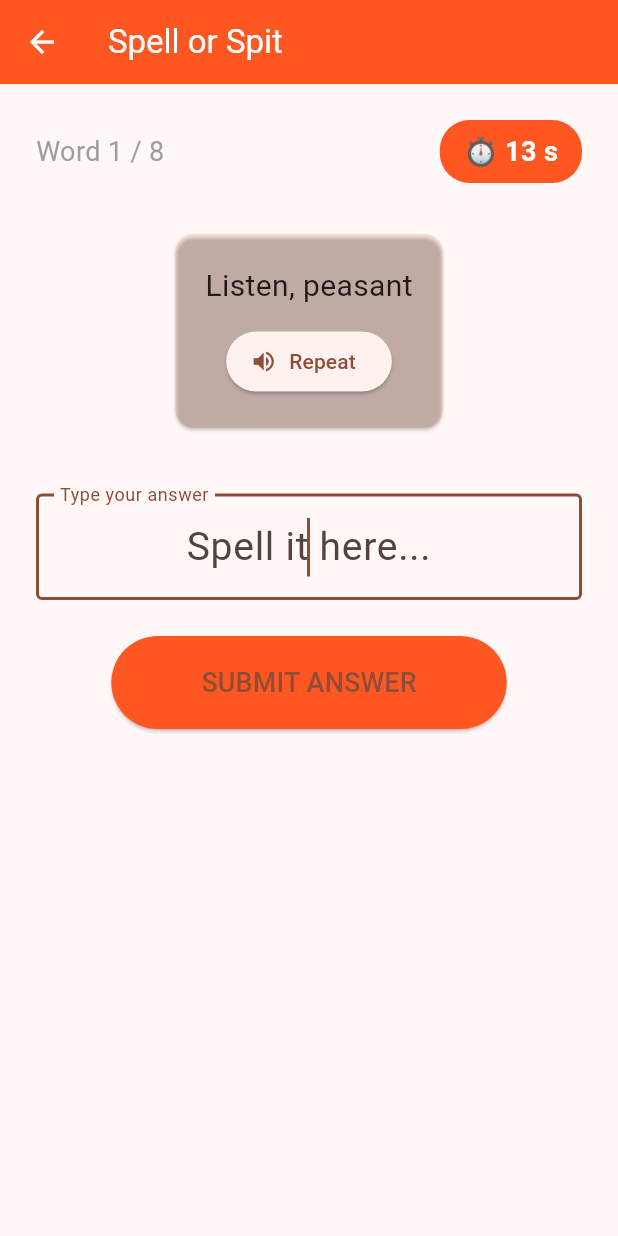
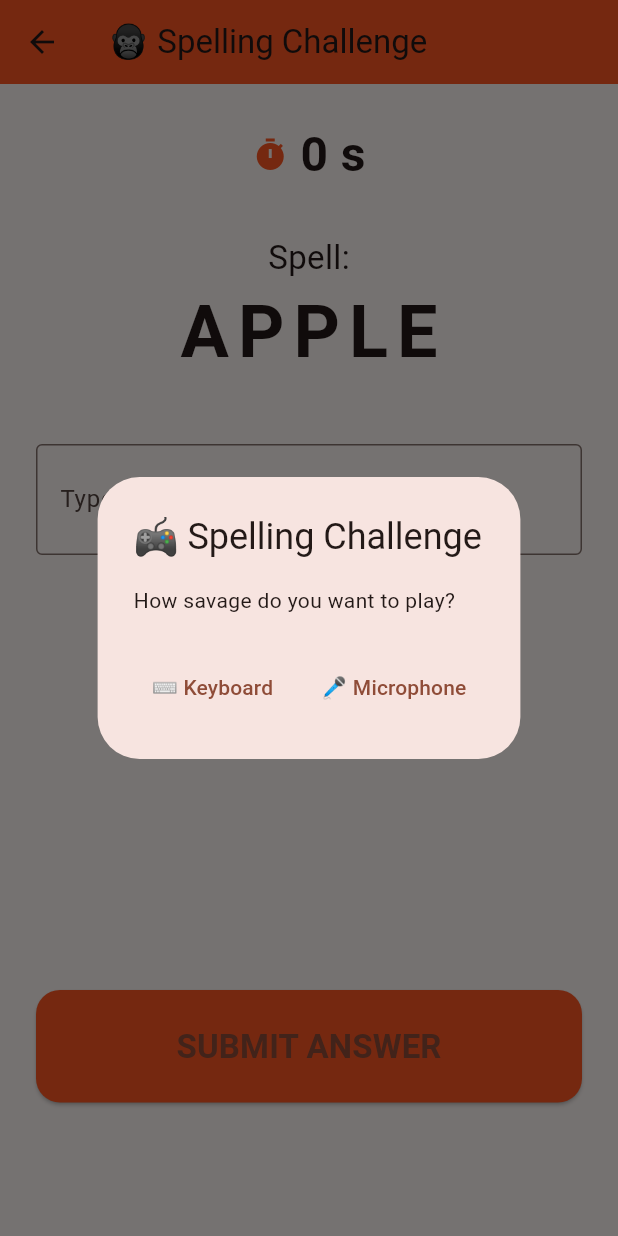
Before and after one commit to Guillaume-Perrochaud/wordsavage, a Flutter app: the screen it shows after launch, after a tap on "START ROASTING", on a phone screen of 412 x 824 dp. Run offline on Flutter 3.47's test engine with Material 3 defaults, Android fonts, the phone set to English and light mode, and no system bars; our stand-ins replace flutter_tts, permission_handler, speech_to_text.

Commit message:
Spell Screen with keyboard or microphone

```diff
--- a/lib/screens/spelling_screen.dart
+++ b/lib/screens/spelling_screen.dart
@@ -1,6 +1,10 @@
 import 'package:flutter/material.dart';
 import 'package:flutter_tts/flutter_tts.dart';
+import 'package:speech_to_text/speech_to_text.dart' as stt;
+import 'package:permission_handler/permission_handler.dart';
 import 'dart:async';
+
+enum InputMode { keyboard, microphone }
 
 class SpellingScreen extends StatefulWidget {
   const SpellingScreen({super.key});
@@ -11,76 +15,116 @@ class SpellingScreen extends StatefulWidget {
 
 class _SpellingScreenState extends State<SpellingScreen> {
   FlutterTts? _flutterTts;
+  final stt.SpeechToText _speech = stt.SpeechToText();
   final TextEditingController _textController = TextEditingController();
   final FocusNode _focusNode = FocusNode();
 
   final List<String> _wordList = [
     "apple", "banana", "elephant", "rhythm", "xylophone",
-    "pneumonia", "supercalifragilisticexpialidocious", "onomatopoeia"
+    "pneumonia", "onomatopoeia", "quizzical", "floccinaucinihilipilification"
   ];
 
   int _currentIndex = 0;
   String _feedback = "";
   bool _isSpeaking = false;
+  bool _isListening = false;
   Timer? _timer;
   int _timeLeft = 0;
+  InputMode _mode = InputMode.keyboard;
+  Timer? _micRestartTimer;
 
   @override
   void initState() {
     super.initState();
-    _initializeAndStart();
+    WidgetsBinding.instance.addPostFrameCallback((_) => _showModeSelection());
   }
 
-  Future<void> _initializeAndStart() async {
-    await _initTts();
-    if (!mounted) return;
+  void _showModeSelection() {
+    showDialog(
+      context: context,
+      barrierDismissible: false,
+      builder: (context) => AlertDialog(
+        title: const Text("🎮 Spelling Challenge"),
+        content: const Text("How savage do you want to play?"),
+        actions: [
+          TextButton(
+            onPressed: () {
+              setState(() => _mode = InputMode.keyboard);
+              Navigator.pop(context);
+              _showInstructions();
+            },
+            child: const Text("⌨️ Keyboard"),
+          ),
+          TextButton(
+            onPressed: () {
+              setState(() => _mode = InputMode.microphone);
+              Navigator.pop(context);
+              _showInstructions();
+            },
+            child: const Text("🎤 Microphone"),
+          ),
+        ],
+      ),
+    );
+  }
+
+  void _showInstructions() {
+    showDialog(
+      context: context,
+      builder: (context) => AlertDialog(
+        title: const Text("How to Play"),
+        content: Text(_mode == InputMode.keyboard
+            ? "Type the word **exactly** as you hear it.\nNo autocorrect allowed!"
+            : "Speak **each letter** clearly one by one.\nExample: A ... P ... P ... L ... E"),
+        actions: [
+          TextButton(
+            onPressed: () {
+              Navigator.pop(context);
               _startNewWord();
+            },
+            child: const Text("READY TO GET ROASTED! 🔥"),
+          )
+        ],
+      ),
+    );
   }
 
   Future<void> _initTts() async {
     _flutterTts = FlutterTts();
-    try {
     await _flutterTts!.setLanguage("en-GB");
-      await _flutterTts!.setPitch(1.0);
-      await _flutterTts!.setSpeechRate(0.65);
-
-      _flutterTts!.setCompletionHandler(() {
-        if (mounted) setState(() => _isSpeaking = false);
-      });
-    } catch (e) {
-      print("TTS Init Error: $e");
-    }
+    await _flutterTts!.setPitch(1.1);
+    await _flutterTts!.setSpeechRate(0.7);
   }
 
   void _startNewWord() {
     _textController.clear();
     _feedback = "";
-    _isSpeaking = true;
+    _timeLeft = _calculateTimeForWord(_wordList[_currentIndex]);
 
-    _resetTtsSettings().then((_) {
+    _initTts().then((_) {
       _speakCurrentWord().then((_) {
         if (!mounted) return;
-        _timeLeft = _calculateTimeForWord(_wordList[_currentIndex]);
         _startTimer();
-        _focusNode.requestFocus();
+        if (_mode == InputMode.keyboard) _focusNode.requestFocus();
+        if (_mode == InputMode.microphone) _startPersistentListening();
       });
     });
   }
 
-  Future<void> _resetTtsSettings() async {
-    if (_flutterTts == null) return;
+  Future<void> _speakCurrentWord() async {
+    setState(() => _isSpeaking = true);
     try {
-      await _flutterTts!.setSpeechRate(0.65);
-    } catch (e) {}
+      await _flutterTts?.speak(_wordList[_currentIndex]);
+    } finally {
+      if (mounted) setState(() => _isSpeaking = false);
+    }
   }
 
-  int _calculateTimeForWord(String word) {
-    return 8 + (word.length * 1.1).round();
-  }
+  int _calculateTimeForWord(String word) => 10 + (word.length * 1.2).round();
 
   void _startTimer() {
     _timer?.cancel();
-    _timer = Timer.periodic(const Duration(seconds: 1), (timer) {
+    _timer = Timer.periodic(const Duration(seconds: 1), (t) {
       if (_timeLeft > 0) {
         setState(() => _timeLeft--);
       } else {
@@ -91,168 +135,166 @@ class _SpellingScreenState extends State<SpellingScreen> {
 
   void _timeUp() {
     _timer?.cancel();
-    if (!mounted) return;
+    _flutterTts?.stop();
+    if (_mode == InputMode.microphone) _stopListening();
+    setState(() {
+      _feedback = "⏰ Time's up! It was '${_wordList[_currentIndex]}'";
+    });
+    Future.delayed(const Duration(seconds: 2), _nextWord);
+  }
 
-    setState(() {
-      _feedback = "⏰ Time's up, mortal. The word was: ${_wordList[_currentIndex]}";
-    });
+  // === MICROPHONE PERSISTENT LISTENING ===
+  void _startPersistentListening() async {
+    await Permission.microphone.request();
+    bool available = await _speech.initialize();
+    if (!available) return;
 
-    Future.delayed(const Duration(seconds: 2), () {
-      if (!mounted) return;
-      _nextWord();
+    setState(() => _isListening = true);
+    _listenOnce();
+
+    // Auto-restart if it stops
+    _micRestartTimer = Timer.periodic(const Duration(seconds: 8), (_) {
+      if (_isListening && mounted && !_speech.isListening) {
+        _listenOnce();
+      }
     });
   }
 
-  Future<void> _speakCurrentWord() async {
-    try {
-      setState(() => _isSpeaking = true);
-      await _flutterTts?.speak(_wordList[_currentIndex]);
-    } catch (e) {
-      print("TTS Error: $e");
-    } finally {
-      if (mounted) setState(() => _isSpeaking = false);
+  void _listenOnce() {
+    _speech.listen(
+      onResult: (result) {
+        setState(() => _textController.text = result.recognizedWords);
+      },
+      listenOptions: stt.SpeechListenOptions(partialResults: true),
+      listenFor: const Duration(seconds: 30),
+    );
   }
+
+  void _stopListening() {
+    _micRestartTimer?.cancel();
+    _speech.stop();
+    setState(() => _isListening = false);
   }
 
   void _checkSpelling() {
     _timer?.cancel();
+    _micRestartTimer?.cancel();
     _flutterTts?.stop();
-    if (!mounted) return;
+    if (_mode == InputMode.microphone) _stopListening();
 
-    setState(() => _isSpeaking = false);
+    String correct = _wordList[_currentIndex].toLowerCase();
+    String answer = _textController.text.trim().toLowerCase().replaceAll(RegExp(r'\s+'), '');
 
-    String correctWord = _wordList[_currentIndex].toLowerCase();
-    String userAnswer = _textController.text.trim().toLowerCase();
+    // Improved check - must be close but not just repeating the word
+    bool isCorrect = answer == correct;
+    bool isJustRepeatingWord = answer == correct && _textController.text.length <= correct.length + 3;
 
-    if (userAnswer == correctWord) {
-      setState(() => _feedback = "✅ Finally... Correct. Don't get cocky.");
-      Future.delayed(const Duration(milliseconds: 1200), () {
-        if (!mounted) return;
-        _nextWord();
+    setState(() {
+      _feedback = isCorrect
+          ? "✅ Not bad... for a human. +10 points 🔥"
+          : "❌ Brutal. It's spelled: ${_wordList[_currentIndex]}";
     });
-    } else {
-      setState(() {
-        _feedback = "❌ Pathetic. It's spelled: ${_wordList[_currentIndex]}";
-      });
-      Future.delayed(const Duration(seconds: 2), () {
-        if (!mounted) return;
-        _nextWord();
-      });
-    }
+
+    Future.delayed(const Duration(milliseconds: 1600), _nextWord);
   }
 
   void _nextWord() {
-    if (!mounted) return;
-
     setState(() {
       _currentIndex = (_currentIndex + 1) % _wordList.length;
     });
-
     _startNewWord();
   }
 
   @override
   void dispose() {
     _timer?.cancel();
+    _micRestartTimer?.cancel();
     _textController.dispose();
     _focusNode.dispose();
     _flutterTts?.stop();
+    _speech.stop();
     super.dispose();
   }
 
   @override
   Widget build(BuildContext context) {
     return Scaffold(
+      resizeToAvoidBottomInset: true,
       appBar: AppBar(
-        title: const Text("Spell or Spit"),
+        title: const Text("🦍 Spelling Challenge"),
         backgroundColor: Colors.deepOrange,
-        foregroundColor: Colors.white,
       ),
       body: Padding(
-        padding: const EdgeInsets.all(24.0),
+        padding: const EdgeInsets.fromLTRB(24, 24, 24, 40),
         child: Column(
           children: [
+            // Timer
             Row(
-              mainAxisAlignment: MainAxisAlignment.spaceBetween,
+              mainAxisAlignment: MainAxisAlignment.center,
               children: [
-                Text(
-                  "Word ${_currentIndex + 1} / ${_wordList.length}",
-                  style: const TextStyle(fontSize: 18, color: Colors.grey),
-                ),
-                Container(
-                  padding: const EdgeInsets.symmetric(horizontal: 16, vertical: 8),
-                  decoration: BoxDecoration(
-                    color: _timeLeft < 6 ? Colors.red : Colors.deepOrange,
-                    borderRadius: BorderRadius.circular(20),
-                  ),
-                  child: Text(
-                    "⏱ $_timeLeft s",
-                    style: const TextStyle(fontSize: 18, fontWeight: FontWeight.bold, color: Colors.white),
-                  ),
-                ),
+                const Icon(Icons.timer, color: Colors.deepOrange),
+                const SizedBox(width: 8),
+                Text("$_timeLeft s", style: const TextStyle(fontSize: 32, fontWeight: FontWeight.bold)),
               ],
             ),
 
             const SizedBox(height: 30),
 
-            Card(
-              color: Colors.deepOrange.withValues(alpha: 0.1),
-              child: Padding(
-                padding: const EdgeInsets.all(20),
-                child: Column(
-                  children: [
+            Text("Spell:", style: const TextStyle(fontSize: 22)),
             Text(
-                      _isSpeaking ? "🔊 Speaking..." : "Listen, peasant",
-                      style: const TextStyle(fontSize: 20),
-                    ),
-                    const SizedBox(height: 12),
-                    ElevatedButton.icon(
-                      onPressed: () async {
-                        await _resetTtsSettings();
-                        _speakCurrentWord();
-                      },
-                      icon: const Icon(Icons.volume_up),
-                      label: const Text("Repeat"),
-                    ),
-                  ],
-                ),
-              ),
+              _wordList[_currentIndex].toUpperCase(),
+              style: const TextStyle(fontSize: 48, fontWeight: FontWeight.bold, letterSpacing: 6),
             ),
 
             const SizedBox(height: 40),
 
+            // Input Area
+            if (_mode == InputMode.keyboard)
               TextField(
                 controller: _textController,
                 focusNode: _focusNode,
+                autocorrect: false,
+                enableSuggestions: false,
                 decoration: const InputDecoration(
-                labelText: "Type your answer",
                   border: OutlineInputBorder(),
-                hintText: "Spell it here...",
+                  labelText: "Type here",
                 ),
+                style: const TextStyle(fontSize: 28),
+                textCapitalization: TextCapitalization.none,
+              )
+            else
+              Container(
+                padding: const EdgeInsets.all(20),
+                decoration: BoxDecoration(
+                  border: Border.all(color: Colors.deepOrange, width: 3),
+                  borderRadius: BorderRadius.circular(16),
+                ),
+                child: Text(
+                  _textController.text.isEmpty ? "🎤 Speak letters one by one..." : _textController.text,
+                  style: const TextStyle(fontSize: 32),
                   textAlign: TextAlign.center,
-              style: const TextStyle(fontSize: 26),
-              autofocus: true,
-              onSubmitted: (_) => _checkSpelling(),
+                ),
               ),
 
-            const SizedBox(height: 24),
+            const Spacer(),
 
+            // Submit Button
             ElevatedButton(
               onPressed: _checkSpelling,
               style: ElevatedButton.styleFrom(
                 backgroundColor: Colors.deepOrange,
-                padding: const EdgeInsets.symmetric(horizontal: 60, vertical: 18),
+                padding: const EdgeInsets.symmetric(vertical: 22),
+                minimumSize: const Size(double.infinity, 75),
+                shape: RoundedRectangleBorder(borderRadius: BorderRadius.circular(16)),
               ),
-              child: const Text("SUBMIT ANSWER", style: TextStyle(fontSize: 18)),
+              child: const Text(
+                "SUBMIT ANSWER",
+                style: TextStyle(fontSize: 22, fontWeight: FontWeight.bold),
+              ),
             ),
 
-            const SizedBox(height: 30),
-
-            Text(
-              _feedback,
-              style: const TextStyle(fontSize: 20, fontWeight: FontWeight.bold),
-              textAlign: TextAlign.center,
-            ),
+            const SizedBox(height: 20),
+            Text(_feedback, style: const TextStyle(fontSize: 20, fontWeight: FontWeight.bold), textAlign: TextAlign.center),
           ],
         ),
       ),
--- a/pubspec.yaml
+++ b/pubspec.yaml
@@ -37,6 +37,7 @@ dependencies:
   google_fonts: ^6.2.0          # Nice fonts
   lottie: ^3.1.0                # Fun animations (T-Rex etc.)
   shared_preferences: ^2.3.0    # Save user progress
+  permission_handler: ^11.3.1   # Handle runtime permissions
 
 dev_dependencies:
   flutter_test:
```
Also changed, not shown: pubspec.lock, 9 other files. Lines whose indentation alone changed are shown as unchanged.
